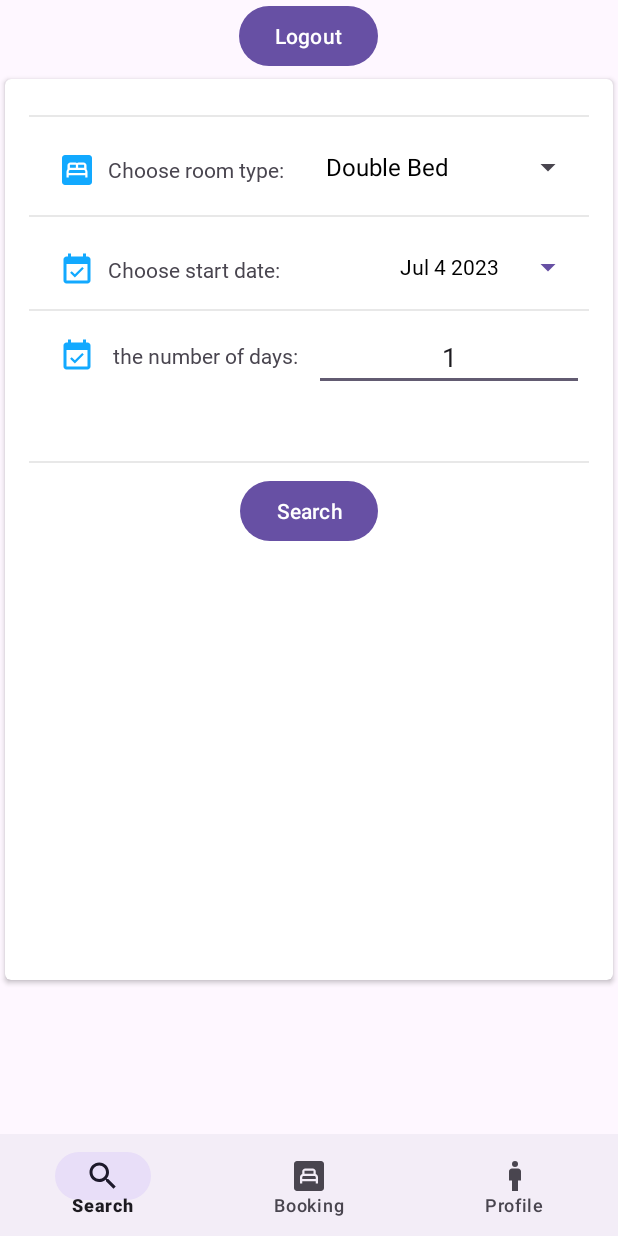
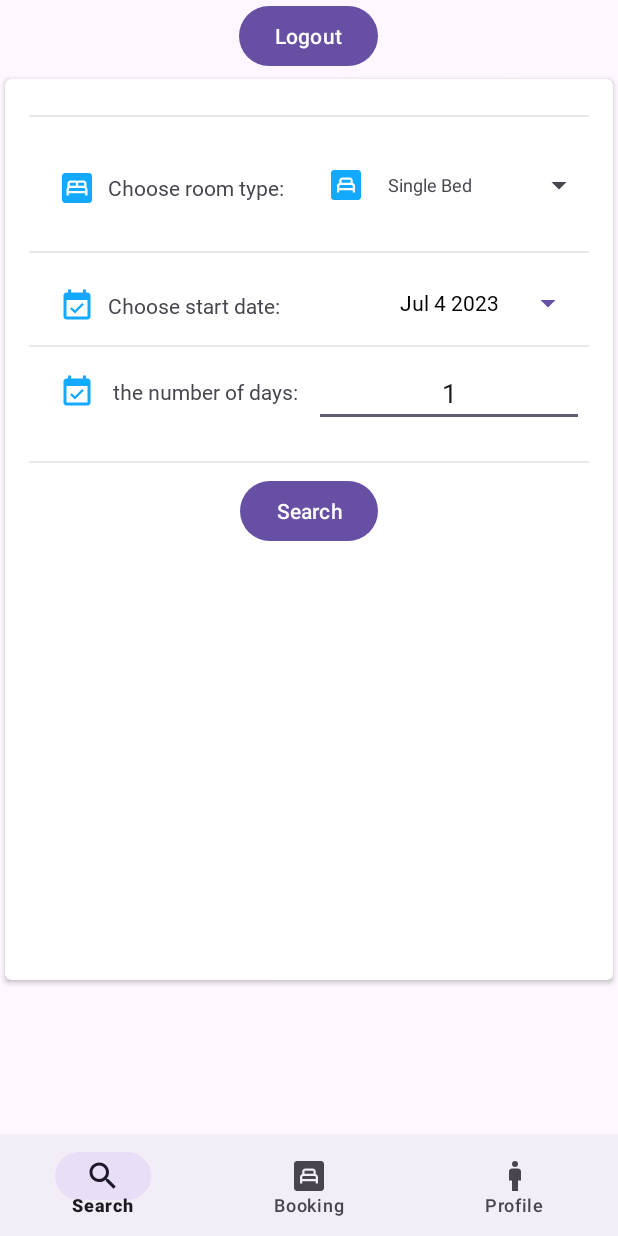
Before and after one commit to MohammadF2/androidProjectZamili, an Android app: the screen it shows after launch once a user with an empty profile is signed in (SearchActivity), on a phone screen of 412 x 824 dp. Run offline under Robolectric (Android 15) with nearby library versions, the phone set to English and light mode, and no system bars; our stand-ins replace Firebase (no records; nobody signed in at launch, a user with empty details on screens opened directly), Volley.

Commit message:
Added new system for the spinner (SpinnerAdapter) for the SearchActivity

```diff
--- a/app/src/main/AndroidManifest.xml
+++ b/app/src/main/AndroidManifest.xml
@@ -24,7 +24,7 @@
             </intent-filter>
         </activity>
         <activity
-            android:name="edu.birzeit.zamilihotal.activitys.MainPageActivity"
+            android:name="edu.birzeit.zamilihotal.activitys.RoomMenuActivity"
             android:label="Main page" />
         <activity
             android:name="edu.birzeit.zamilihotal.activitys.SearchActivity"
--- a/app/src/main/java/edu/birzeit/zamilihotal/MainActivity.java
+++ b/app/src/main/java/edu/birzeit/zamilihotal/MainActivity.java
@@ -28,14 +28,10 @@ import com.google.firebase.auth.AuthResult;
 import com.google.firebase.auth.FirebaseUser;
 
 import edu.birzeit.androidprojectzamili.R;
-import edu.birzeit.zamilihotal.activitys.MainPageActivity;
 import edu.birzeit.zamilihotal.Data.DataBase;
 import edu.birzeit.zamilihotal.activitys.SearchActivity;
 
 public class MainActivity extends AppCompatActivity {
-
-    private static TextView signUpFromSignIn;
-    private TextView signInFromSignUp;
 
     FrameLayout container;
 
@@ -53,7 +49,6 @@ public class MainActivity extends AppCompatActivity {
         setSignUpFromSignIn();
 
     }
-
     @Override
     protected void onStart() {
         super.onStart();
@@ -68,10 +63,8 @@ public class MainActivity extends AppCompatActivity {
             finish();
         }
     }
-
     private void setSignUpFromSignIn() {
-        signUpFromSignIn = findViewById(R.id.signUpFromSignIn);
-
+         TextView signUpFromSignIn = findViewById(R.id.signUpFromSignIn);
          EditText email = findViewById(R.id.editTextEmail);
          EditText password = findViewById(R.id.editTextPassword);
          TextView error = findViewById(R.id.errorSignUp);
@@ -90,7 +83,7 @@ public class MainActivity extends AppCompatActivity {
                          public void onComplete(@NonNull Task<AuthResult> task) {
                              if(task.isSuccessful()) {
                                 saveUserOnSharedPrefs();
-                                Intent intent = new Intent(MainActivity.this, MainPageActivity.class);
+                                Intent intent = new Intent(MainActivity.this, SearchActivity.class);
                                 MainActivity.this.startActivity(intent);
                              } else {
                                  error.setText("Email or password are wrong");
@@ -100,8 +93,7 @@ public class MainActivity extends AppCompatActivity {
                  }
              }
          });
-
-        signUpFromSignIn.setOnClickListener(new View.OnClickListener() {
+         signUpFromSignIn.setOnClickListener(new View.OnClickListener() {
             @Override
             public void onClick(View v) {
                 container.removeAllViews();
@@ -110,8 +102,6 @@ public class MainActivity extends AppCompatActivity {
             }
         });
     }
-
-
     private void saveUserOnSharedPrefs() {
         FirebaseUser u = DataBase.auth.getCurrentUser();
         String url = "https://mohammadf.site/Rest/getUserData.php?user_email="+ u.getEmail();
@@ -141,9 +131,8 @@ public class MainActivity extends AppCompatActivity {
             }
         });
     }
-
     private void setSignInFromSignUp() {
-        signInFromSignUp = findViewById(R.id.signInFromSignUp);
+        TextView signInFromSignUp = findViewById(R.id.signInFromSignUp);
         signInFromSignUp.setOnClickListener(new View.OnClickListener() {
             @Override
             public void onClick(View v) {
--- a/app/src/main/java/edu/birzeit/zamilihotal/activitys/SearchActivity.java
+++ b/app/src/main/java/edu/birzeit/zamilihotal/activitys/SearchActivity.java
@@ -19,6 +19,7 @@ import android.widget.Button;
 import android.widget.DatePicker;
 import android.widget.EditText;
 import android.widget.Spinner;
+import edu.birzeit.zamilihotal.adabter.SpinnerAdapter;
 import android.widget.TextView;
 
 import androidx.annotation.Nullable;
@@ -36,7 +37,6 @@ import com.google.gson.Gson;
 import java.util.ArrayList;
 import java.util.Arrays;
 import java.util.HashMap;
-import java.util.Iterator;
 import java.util.List;
 import java.util.Map;
 import java.util.stream.Collectors;
@@ -50,6 +50,7 @@ import edu.birzeit.zamilihotal.model.Image;
 import edu.birzeit.zamilihotal.model.Reservation;
 import edu.birzeit.zamilihotal.model.Room;
 import edu.birzeit.zamilihotal.model.RoomType;
+import edu.birzeit.zamilihotal.model.SpinnerItem;
 
 public class SearchActivity extends AppCompatActivity {
 
@@ -80,8 +81,15 @@ public class SearchActivity extends AppCompatActivity {
             }
         };
 
+        List<SpinnerItem> spinnerItems = new ArrayList<>();
+        spinnerItems.add(new SpinnerItem(R.drawable.baseline_bedroom_child_24, RoomType.SINGLE_BED));
+        spinnerItems.add(new SpinnerItem(R.drawable.baseline_bedroom_parent_24, RoomType.DOUBLE_BED));
+        spinnerItems.add(new SpinnerItem(R.drawable.baseline_bedroom_parent_24, RoomType.LARGE_BED));
+
+        SpinnerAdapter adapter1 = new SpinnerAdapter(this, spinnerItems);
+
         Spinner spinner = findViewById(R.id.type_spinner);
-        spinner.setAdapter(adapter);
+        spinner.setAdapter(adapter1);
 
         Button logout = findViewById(R.id.logoutB_search);
 
@@ -97,6 +105,9 @@ public class SearchActivity extends AppCompatActivity {
                 startActivity(i);
             }
         });
+
+
+
 
         setDatePickerDialog();
 
@@ -132,7 +143,7 @@ public class SearchActivity extends AppCompatActivity {
               handler.postDelayed(new Runnable() {
                   @Override
                   public void run() {
-                      getRooms(spinner.getSelectedItem().toString());
+                      getRooms(((SpinnerItem) spinner.getSelectedItem()).getText());
                   }
               }, 300);
 
@@ -243,7 +254,7 @@ public class SearchActivity extends AppCompatActivity {
                                 editor.putString("roomsToShow", gson.toJson(filteredRooms.toArray()));
                                 editor.putString("targetedDates", gson.toJson(dates.toArray()));
                                 editor.commit();
-                                Intent intent = new Intent(SearchActivity.this, MainPageActivity.class);
+                                Intent intent = new Intent(SearchActivity.this, RoomMenuActivity.class);
                                 startActivity(intent);
                             }
                         }, 2000);
--- /dev/null
+++ b/app/src/main/java/edu/birzeit/zamilihotal/adabter/SpinnerAdapter.java
@@ -0,0 +1,53 @@
+package edu.birzeit.zamilihotal.adabter;
+
+
+import android.content.Context;
+import android.view.LayoutInflater;
+import android.view.View;
+import android.view.ViewGroup;
+import android.widget.ArrayAdapter;
+import android.widget.ImageView;
+import android.widget.TextView;
+
+import java.util.List;
+
+import edu.birzeit.androidprojectzamili.R;
+import edu.birzeit.zamilihotal.model.SpinnerItem;
+
+public class SpinnerAdapter extends ArrayAdapter<SpinnerItem> {
+
+    private Context context;
+    private List<SpinnerItem> data;
+
+    public SpinnerAdapter(Context context, List<SpinnerItem> data) {
+        super(context, R.layout.spinner_item, data);
+        this.context = context;
+        this.data = data;
+    }
+
+
+
+    @Override
+    public View getDropDownView(int position, View convertView, ViewGroup parent) {
+        return createItemView(position, convertView, parent);
+    }
+
+    @Override
+    public View getView(int position, View convertView, ViewGroup parent) {
+        return createItemView(position, convertView, parent);
+    }
+
+    private View createItemView(int position, View convertView, ViewGroup parent) {
+        LayoutInflater inflater = (LayoutInflater) context.getSystemService(Context.LAYOUT_INFLATER_SERVICE);
+        View view = inflater.inflate(R.layout.spinner_item, parent, false);
+
+        ImageView imageView = view.findViewById(R.id.icon);
+        TextView textView = view.findViewById(R.id.text);
+
+        imageView.setImageResource(data.get(position).getDrawable());
+        textView.setText(data.get(position).getText());
+
+        return view;
+    }
+
+}
--- a/app/src/main/java/edu/birzeit/zamilihotal/model/Review.java
+++ b/app/src/main/java/edu/birzeit/zamilihotal/model/Review.java
@@ -4,7 +4,6 @@ public class Review {
     private User user;
     private String review;
     private double rate;
-
 
     public Review(User user, String review, double rate) {
         this.user = user;
--- a/app/src/main/java/edu/birzeit/zamilihotal/model/RoomType.java
+++ b/app/src/main/java/edu/birzeit/zamilihotal/model/RoomType.java
@@ -1,7 +1,6 @@
 package edu.birzeit.zamilihotal.model;
 
 public class RoomType {
-
     public final static String SINGLE_BED = "Single Bed";
     public final static String DOUBLE_BED = "Double Bed";
     public final static String LARGE_BED = "Kings room";
--- /dev/null
+++ b/app/src/main/java/edu/birzeit/zamilihotal/model/SpinnerItem.java
@@ -0,0 +1,27 @@
+package edu.birzeit.zamilihotal.model;
+
+public class SpinnerItem {
+    private int drawable;
+    private String text;
+
+    public SpinnerItem(int drawable, String text) {
+        this.drawable = drawable;
+        this.text = text;
+    }
+
+    public int getDrawable() {
+        return drawable;
+    }
+
+    public void setDrawable(int drawable) {
+        this.drawable = drawable;
+    }
+
+    public String getText() {
+        return text;
+    }
+
+    public void setText(String text) {
+        this.text = text;
+    }
+}
--- a/app/src/main/res/layout/activity_search.xml
+++ b/app/src/main/res/layout/activity_search.xml
@@ -81,15 +81,15 @@
 
                         <TextView
                             android:layout_width="wrap_content"
-                            android:layout_height="wrap_content"
+                            android:layout_height="48dp"
                             android:layout_marginLeft="20dp"
+                            android:layout_marginTop="15dp"
                             android:layout_marginBottom="4dp"
-                            android:layout_marginTop="15dp"
                             android:drawablePadding="8dp"
-                            app:drawableLeftCompat="@drawable/baseline_bedroom_parent_24"
                             android:fontFamily="@font/calibri"
                             android:gravity="center"
-                            android:text="Choose room type:" />
+                            android:text="Choose room type:"
+                            app:drawableLeftCompat="@drawable/baseline_bedroom_parent_24" />
 
                         <View
                             android:layout_width="match_parent"
@@ -140,13 +140,14 @@
 
 
                         <Spinner
-                            android:layout_width="180dp"
-                            android:layout_height="40dp"
+                            android:id="@+id/type_spinner"
+                            android:layout_width="194dp"
+                            android:layout_height="64dp"
+                            android:layout_gravity="center"
+                            android:layout_marginTop="5dp"
+
                             android:layout_marginBottom="4dp"
-                            android:layout_gravity="center"
                             android:drawablePadding="8dp"
-                            android:id="@+id/type_spinner"
-                            android:layout_marginTop="5dp"
                             android:fontFamily="@font/calibri"
                             android:gravity="center" />
 
--- /dev/null
+++ b/app/src/main/res/layout/spinner_item.xml
@@ -0,0 +1,22 @@
+<?xml version="1.0" encoding="utf-8"?>
+<LinearLayout xmlns:android="http://schemas.android.com/apk/res/android"
+    android:layout_width="match_parent"
+    android:layout_height="wrap_content"
+    android:orientation="horizontal"
+    android:padding="16dp">
+
+    <ImageView
+        android:id="@+id/icon"
+        android:layout_width="24dp"
+        android:layout_height="24dp"
+        android:src="@drawable/baseline_bedroom_child_24" />
+
+    <TextView
+        android:id="@+id/text"
+        android:layout_marginTop="3dp"
+        android:layout_width="wrap_content"
+        android:layout_height="wrap_content"
+        android:layout_marginStart="16dp"
+        android:text="@string/single_room"
+        android:textSize="12sp" />
+</LinearLayout>
--- a/app/src/main/res/values/strings.xml
+++ b/app/src/main/res/values/strings.xml
@@ -27,4 +27,5 @@
     <string name="booking">Booking</string>
     <string name="profile">Profile</string>
     <string name="reviews">Reviews</string>
+    <string name="single_room">Single room</string>
 </resources>
```
Also changed, not shown: app/src/main/java/edu/birzeit/zamilihotal/activitys/RoomActivity.java (+4 -24 lines), app/src/main/java/edu/birzeit/zamilihotal/activitys/RoomMenuActivity.java (renamed from app/src/main/java/edu/birzeit/zamilihotal/activitys/MainPageActivity.java, +10 -19 lines), app/src/main/res/layout/activity_room_menu.xml (renamed from app/src/main/res/layout/activity_choose_room.xml).
